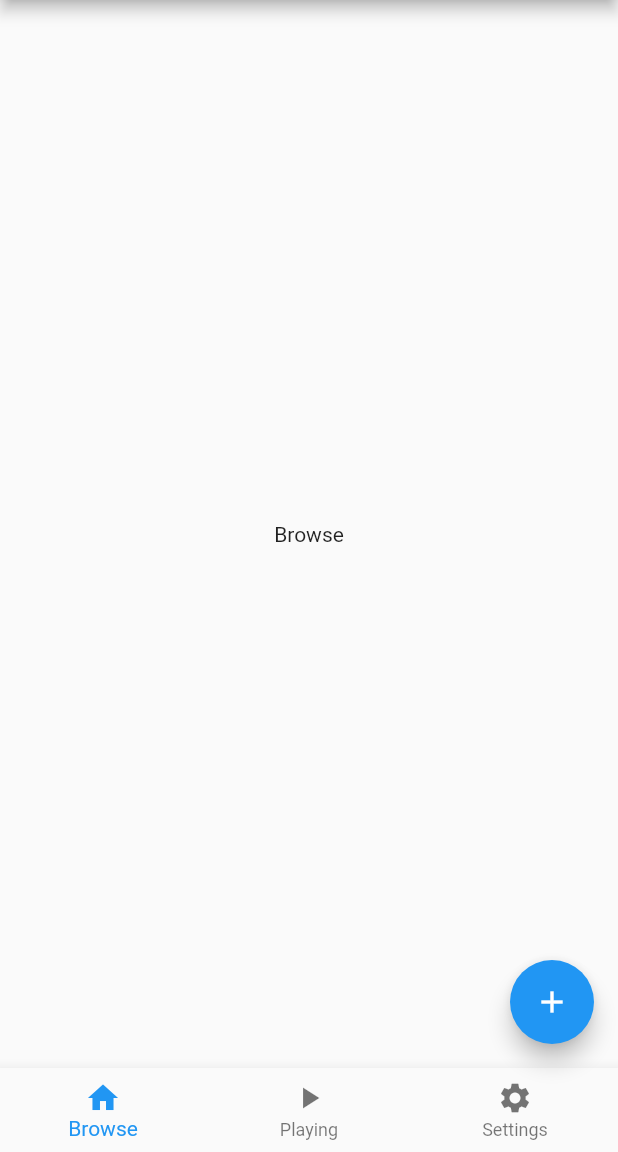
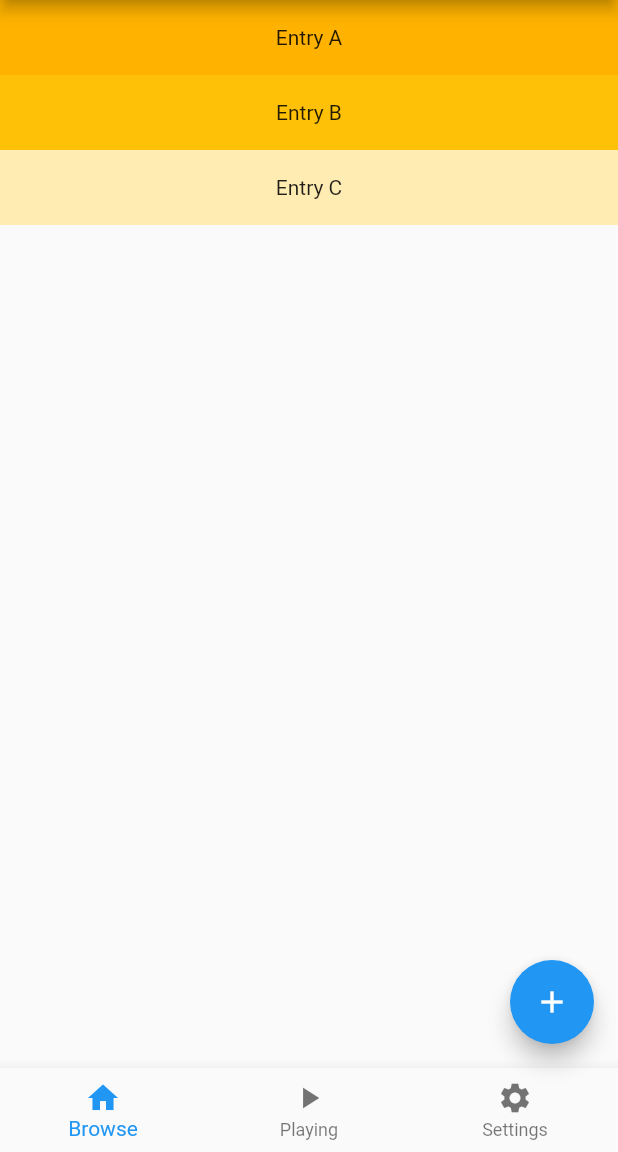
Before and after one commit to zf3/volumio_touch_display_lite, a Flutter app: the screen it shows after launch, on a phone screen of 412 x 824 dp, the part 84-1236 px from its top. Run offline on Flutter 3.47's test engine with Material 2 defaults, Android fonts, the phone set to English and light mode, and no system bars.

Commit message:
Add browser class

```diff
--- /dev/null
+++ b/lib/browser.dart
@@ -0,0 +1,33 @@
+import 'package:flutter/material.dart';
+
+class Browser extends StatefulWidget {
+  const Browser({Key? key, required this.title}) : super(key: key);
+
+  final String title;
+
+  @override
+  State<Browser> createState() => _BrowserState();
+}
+
+class _BrowserState extends State<Browser> {
+  @override
+  Widget build(BuildContext context) {
+    return ListView(children: <Widget>[
+      Container(
+        height: 50,
+        color: Colors.amber[600],
+        child: const Center(child: Text('Entry A')),
+      ),
+      Container(
+        height: 50,
+        color: Colors.amber[500],
+        child: const Center(child: Text('Entry B')),
+      ),
+      Container(
+        height: 50,
+        color: Colors.amber[100],
+        child: const Center(child: Text('Entry C')),
+      ),
+    ]);
+  }
+}
--- a/lib/main.dart
+++ b/lib/main.dart
@@ -1,6 +1,8 @@
 // ignore_for_file: prefer_const_constructors
 
 import 'package:flutter/material.dart';
+
+import 'browser.dart';
 
 void main() {
   runApp(const MyApp());
@@ -86,7 +88,7 @@ class _MyHomePageState extends State<MyHomePage> {
             onTap: _onItemTapped,
           ),
           body: Center(
-            child: Text(_tabTitle[_selectedIndex]),
+            child: const Browser(title: 'Browser'),
           ),
           floatingActionButton: _selectedIndex == 0
               ? FloatingActionButton(
--- a/pubspec.yaml
+++ b/pubspec.yaml
@@ -34,6 +34,7 @@ dependencies:
   # The following adds the Cupertino Icons font to your application.
   # Use with the CupertinoIcons class for iOS style icons.
   cupertino_icons: ^1.0.2
+  desktop_window: ^0.4.0
 
 dev_dependencies:
   flutter_test:
```
Also changed, not shown: pubspec.lock, 3 other files.
